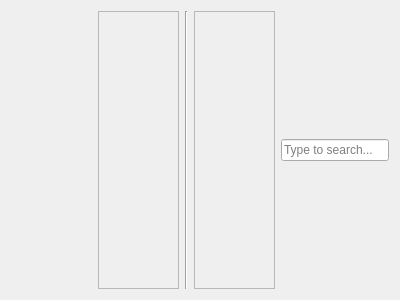
Before: the Qt Designer form src/dolphinwindowheader.ui in aero7-open-project/aero7-file-explorer, drawn with Qt 5.
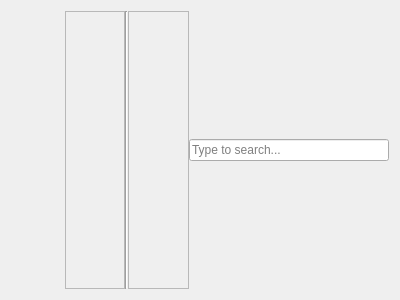
After: the same form once the commit is applied. Icons and pictures are not drawn. Custom widgets are drawn as their Qt base class.

Commit message: Added breadcrumb widgets to window header. Supports dual pane mode.

Diff of the .ui file:
```diff
--- a/src/dolphinwindowheader.ui
+++ b/src/dolphinwindowheader.ui
@@ -14,6 +14,12 @@
    <string>Form</string>
   </property>
   <layout class="QHBoxLayout" name="horizontalLayout">
+   <property name="spacing">
+    <number>0</number>
+   </property>
+   <property name="leftMargin">
+    <number>4</number>
+   </property>
    <item>
     <widget class="Aero::NavButtons" name="navs" native="true"/>
    </item>
@@ -86,6 +92,12 @@
        <verstretch>0</verstretch>
       </sizepolicy>
      </property>
+     <property name="minimumSize">
+      <size>
+       <width>200</width>
+       <height>0</height>
+      </size>
+     </property>
      <property name="placeholderText">
       <string>Type to search...</string>
      </property>
```
Left out of the diff: 3 changed lines with no effect on the pictures. The commit also changes 5 other files.
